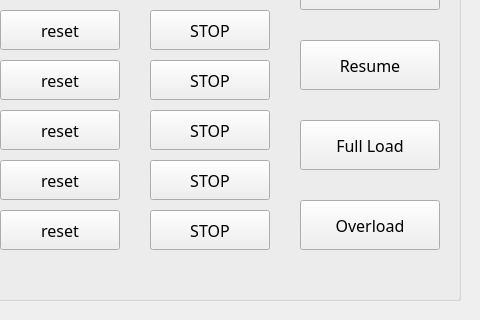
BlackCheck/TC_OS_Homework-elevator_simulation, file src/controller.ui: the form before one commit; both pictures show x 330 to 810 and y 140 to 460 of the 810 by 460 pixel window.
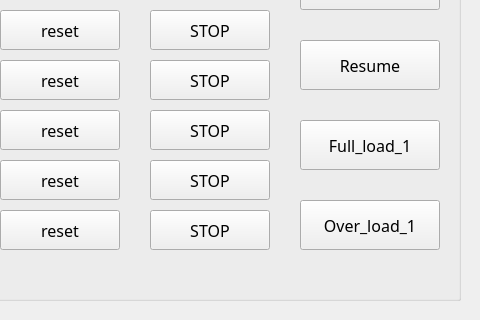
The form after the commit.

Diff of the .ui file:
```diff
--- a/src/controller.ui
+++ b/src/controller.ui
@@ -503,7 +503,7 @@
     </rect>
    </property>
    <property name="text">
-    <string>Full Load</string>
+    <string>Full_load_1</string>
    </property>
   </widget>
   <widget class="QPushButton" name="pushButton_2">
@@ -516,7 +516,7 @@
     </rect>
    </property>
    <property name="text">
-    <string>Overload</string>
+    <string>Over_load_1</string>
    </property>
   </widget>
  </widget>
```
